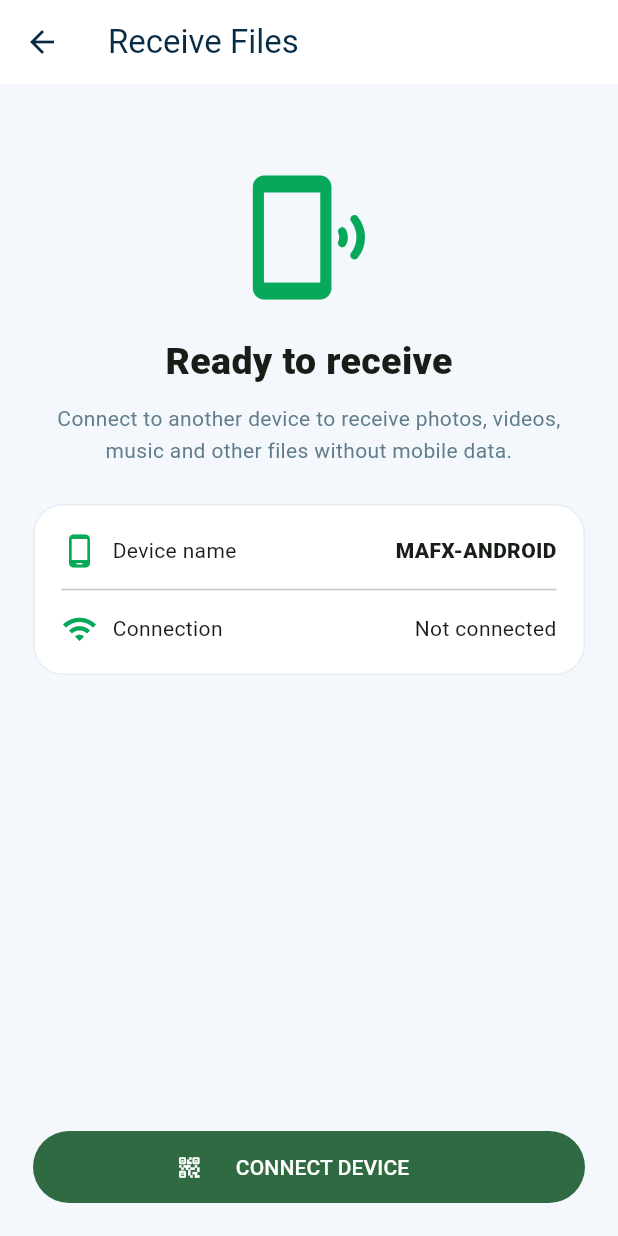
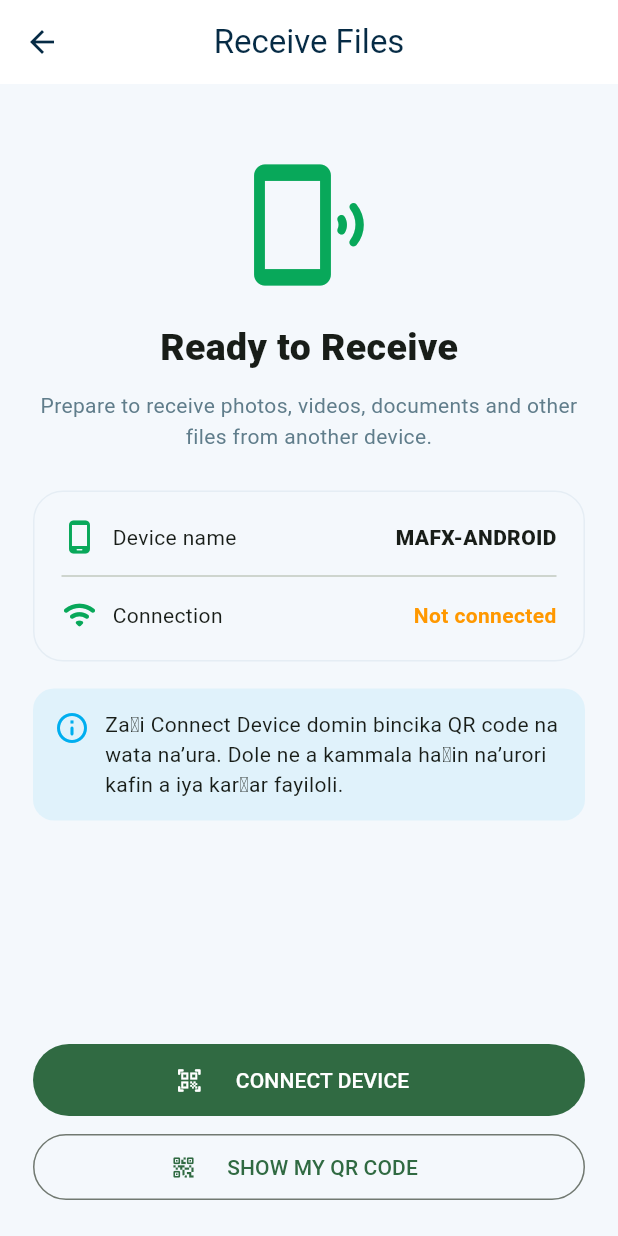
Before and after one commit to powerfannetwork-hub/MAFX-SHARE, a Flutter app: the ReceiveScreen screen opened directly, on a phone screen of 412 x 824 dp. Run offline on Flutter 3.47's test engine with Material 3 defaults, Android fonts, the phone set to English and light mode, and no system bars; our stand-ins replace file_picker, qr_flutter; missing offline and left inert: mobile_scanner.

Commit message:
Refactor ReceiveScreen layout and navigation

```diff
--- a/lib/screens/receive_screen.dart
+++ b/lib/screens/receive_screen.dart
@@ -1,29 +1,49 @@
 import 'package:flutter/material.dart';
 import '../theme/app_theme.dart';
 import 'connect_screen.dart';
+import 'qr_screen.dart';
 
 class ReceiveScreen extends StatelessWidget {
   const ReceiveScreen({super.key});
+
+  void _openConnect(BuildContext context) {
+    Navigator.push(
+      context,
+      MaterialPageRoute(
+        builder: (_) => const ConnectScreen(),
+      ),
+    );
+  }
+
+  void _showMyQr(BuildContext context) {
+    Navigator.push(
+      context,
+      MaterialPageRoute(
+        builder: (_) => const QrScreen(),
+      ),
+    );
+  }
 
   @override
   Widget build(BuildContext context) {
     return Scaffold(
       appBar: AppBar(
         title: const Text('Receive Files'),
+        centerTitle: true,
       ),
       body: Padding(
         padding: const EdgeInsets.all(22),
         child: Column(
           children: [
-            const SizedBox(height: 35),
+            const SizedBox(height: 28),
             const Icon(
               Icons.phonelink_ring_rounded,
-              size: 90,
+              size: 88,
               color: AppTheme.green,
             ),
             const SizedBox(height: 20),
             const Text(
-              'Ready to receive',
+              'Ready to Receive',
               style: TextStyle(
                 fontSize: 25,
                 fontWeight: FontWeight.w900,
@@ -31,8 +51,8 @@ class ReceiveScreen extends StatelessWidget {
             ),
             const SizedBox(height: 10),
             const Text(
-              'Connect to another device to receive photos, '
-              'videos, music and other files without mobile data.',
+              'Prepare to receive photos, videos, documents '
+              'and other files from another device.',
               textAlign: TextAlign.center,
               style: TextStyle(
                 color: Colors.blueGrey,
@@ -40,10 +60,11 @@ class ReceiveScreen extends StatelessWidget {
               ),
             ),
             const SizedBox(height: 25),
+
             Container(
+              width: double.infinity,
               padding: const EdgeInsets.all(18),
               decoration: BoxDecoration(
-                color: Colors.white,
                 borderRadius: BorderRadius.circular(20),
                 border: Border.all(
                   color: const Color(0xFFE5EDF4),
@@ -54,7 +75,7 @@ class ReceiveScreen extends StatelessWidget {
                   Row(
                     children: [
                       Icon(
-                        Icons.phone_android,
+                        Icons.phone_android_rounded,
                         color: AppTheme.green,
                       ),
                       SizedBox(width: 10),
@@ -72,34 +93,77 @@ class ReceiveScreen extends StatelessWidget {
                   Row(
                     children: [
                       Icon(
-                        Icons.wifi,
+                        Icons.wifi_rounded,
                         color: AppTheme.green,
                       ),
                       SizedBox(width: 10),
                       Text('Connection'),
                       Spacer(),
-                      Text('Not connected'),
+                      Text(
+                        'Not connected',
+                        style: TextStyle(
+                          color: Colors.orange,
+                          fontWeight: FontWeight.w600,
+                        ),
+                      ),
                     ],
                   ),
                 ],
               ),
             ),
+
+            const SizedBox(height: 18),
+
+            Container(
+              width: double.infinity,
+              padding: const EdgeInsets.all(14),
+              decoration: BoxDecoration(
+                color: const Color(0xFF00AEEF).withValues(alpha: 0.08),
+                borderRadius: BorderRadius.circular(14),
+              ),
+              child: const Row(
+                crossAxisAlignment: CrossAxisAlignment.start,
+                children: [
+                  Icon(
+                    Icons.info_outline_rounded,
+                    color: Color(0xFF00AEEF),
+                  ),
+                  SizedBox(width: 10),
+                  Expanded(
+                    child: Text(
+                      'Zaɓi Connect Device domin bincika QR code '
+                      'na wata na’ura. Dole ne a kammala haɗin '
+                      'na’urori kafin a iya karɓar fayiloli.',
+                    ),
+                  ),
+                ],
+              ),
+            ),
+
             const Spacer(),
+
             SizedBox(
               width: double.infinity,
               child: FilledButton.icon(
-                onPressed: () {
-                  Navigator.push(
-                    context,
-                    MaterialPageRoute(
-                      builder: (_) => const ConnectScreen(),
-                    ),
-                  );
-                },
-                icon: const Icon(Icons.qr_code_2_rounded),
+                onPressed: () => _openConnect(context),
+                icon: const Icon(Icons.qr_code_scanner_rounded),
                 label: const Padding(
                   padding: EdgeInsets.all(14),
                   child: Text('CONNECT DEVICE'),
+                ),
+              ),
+            ),
+
+            const SizedBox(height: 10),
+
+            SizedBox(
+              width: double.infinity,
+              child: OutlinedButton.icon(
+                onPressed: () => _showMyQr(context),
+                icon: const Icon(Icons.qr_code_2_rounded),
+                label: const Padding(
+                  padding: EdgeInsets.all(12),
+                  child: Text('SHOW MY QR CODE'),
                 ),
               ),
             ),
```
